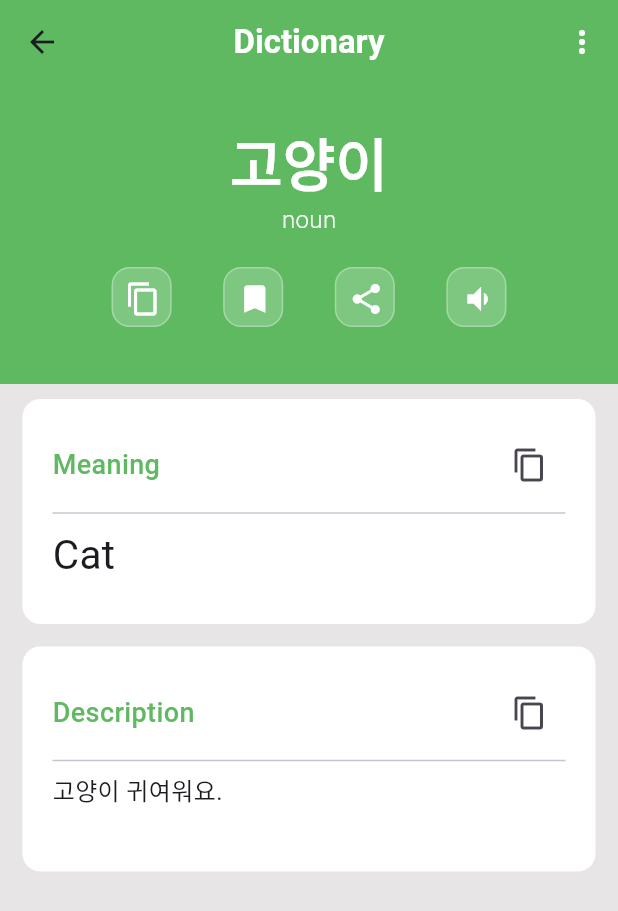
After one commit to HashiniDivyanjanee/dictionary, a Flutter app: the screen it shows after launch, after a tap on "View", on a phone screen of 412 x 824 dp. The commit adds this screen. Shown: the top 911 px of the screen. Run offline on Flutter 3.47's test engine with Material 3 defaults, Android fonts, the phone set to English and light mode, and no system bars; our stand-ins replace bloc, equatable, flutter_bloc, shared_preferences.

Commit message:
Refactor routing and navigation: comment out unused imports in routes_generator.dart; enhance Home screen with WordView navigation and new UI components including action buttons and display cards.

```diff
--- a/lib/app/routes/routes_generator.dart
+++ b/lib/app/routes/routes_generator.dart
@@ -1,27 +1,27 @@
-import 'package:dictionary/app/routes/app_routes.dart';
-import 'package:dictionary/presentation/page/addWordScreen/Screen/enter_screen.dart';
-import 'package:dictionary/presentation/page/home/screen/home.dart';
-import 'package:go_router/go_router.dart';
+// import 'package:dictionary/app/routes/app_routes.dart';
+// import 'package:dictionary/presentation/page/addWordScreen/Screen/enter_screen.dart';
+// import 'package:dictionary/presentation/page/home/screen/home.dart';
+// import 'package:go_router/go_router.dart';
 
-final GoRouter router = GoRouter(
-  initialLocation: AppRoutes.home,
-  routes: [
-    ShellRoute(
-      builder: (context, state, child) {
-        return MainWrapper(child: child);
-      },
-      routes: [
-        GoRoute(
-          path: AppRoutes.home,
-          name: 'Home',
-          builder: (context, state) => Home(),
-        ),
-         GoRoute(
-          path: AppRoutes.addWord,
-          name: 'AddWord',
-          builder: (context, state) => AddWordScreen(),
-        ),
-      ],
-    ),
-  ],
-);
+// final GoRouter router = GoRouter(
+//   initialLocation: AppRoutes.home,
+//   routes: [
+//     ShellRoute(
+//       builder: (context, state, child) {
+//         return MainWrapper(child: child);
+//       },
+//       routes: [
+//         GoRoute(
+//           path: AppRoutes.home,
+//           name: 'Home',
+//           builder: (context, state) => Home(),
+//         ),
+//          GoRoute(
+//           path: AppRoutes.addWord,
+//           name: 'AddWord',
+//           builder: (context, state) => AddWordScreen(),
+//         ),
+//       ],
+//     ),
+//   ],
+// );
--- a/lib/presentation/page/home/screen/home.dart
+++ b/lib/presentation/page/home/screen/home.dart
@@ -1,5 +1,6 @@
 import 'package:dictionary/presentation/bloc/word_bloc_bloc.dart';
 import 'package:dictionary/data/model/wordEntry.dart';
+import 'package:dictionary/presentation/page/wordView/screen/word_view.dart';
 import 'package:dictionary/presentation/widget/button/bottom_naav_bar.dart';
 import 'package:dictionary/presentation/page/addWordScreen/Screen/enter_screen.dart';
 import 'package:dictionary/presentation/page/home/widget/appBar_widget.dart';
@@ -16,7 +17,6 @@ class Home extends StatefulWidget {
 }
 
 class _HomeState extends State<Home> {
-
   @override
   Widget build(BuildContext context) {
     return Scaffold(
@@ -42,7 +42,19 @@ class _HomeState extends State<Home> {
             },
             child: Text("Next"),
           ),
+
+          ElevatedButton(
+            onPressed: () {
+              Navigator.push(
+                context,
+                MaterialPageRoute(builder: (context) => WordView()),
+              );
+            },
+            child: Text("View"),
+          ),
+
           SizedBox(height: 10),
+
           Expanded(
             child: BlocBuilder<WordBlocBloc, WordBlocState>(
               builder: (context, state) {
--- a/lib/presentation/page/home/widget/appBar_widget.dart
+++ b/lib/presentation/page/home/widget/appBar_widget.dart
@@ -2,19 +2,20 @@
 import 'package:flutter/material.dart';
 
 class appBar_widget extends StatelessWidget implements PreferredSizeWidget{
+  final String? title;
   const appBar_widget({
-    super.key,
+    super.key, this.title,
   });
 
   @override
   Widget build(BuildContext context) {
     return AppBar(
       title: Text(
-        "Korean Dictionary",
+        title ?? "Dictionary",
         style: TextStyle(fontWeight: FontWeight.bold, color: Colors.white),
       ),
       centerTitle: true,
-      backgroundColor: Colors.cyan[300],
+      backgroundColor: Color.fromARGB(255, 94, 185, 97),
       actions: [
         IconButton(onPressed: () {
 
--- a/lib/presentation/page/home/widget/searchBar_widget.dart
+++ b/lib/presentation/page/home/widget/searchBar_widget.dart
@@ -10,7 +10,7 @@ class SearchBarWidget extends StatelessWidget {
   Widget build(BuildContext context) {
     return Container(
       height: 90,
-      decoration: BoxDecoration(color: Colors.cyan[300]),
+      decoration: BoxDecoration(color: Color.fromARGB(255, 94, 185, 97),),
       child: Padding(
         padding: const EdgeInsets.only(right: 20, left: 20, top: 10),
         child: TextField(
--- /dev/null
+++ b/lib/presentation/page/wordView/screen/word_view.dart
@@ -0,0 +1,66 @@
+import 'package:dictionary/presentation/page/home/widget/appBar_widget.dart';
+import 'package:dictionary/presentation/page/wordView/widget/actionButton.dart';
+import 'package:dictionary/presentation/page/wordView/widget/display_card.dart';
+import 'package:dictionary/presentation/page/wordView/widget/mainWord.dart';
+import 'package:dictionary/presentation/page/wordView/widget/secondTitle.dart';
+import 'package:flutter/material.dart';
+
+class WordView extends StatefulWidget {
+  const WordView({super.key});
+
+  @override
+  State<WordView> createState() => _WordViewState();
+}
+
+class _WordViewState extends State<WordView> {
+  @override
+  Widget build(BuildContext context) {
+    return Scaffold(
+      appBar: appBar_widget(),
+      body: Column(
+        children: [
+          Container(
+            width: double.infinity,
+            height: 200,
+            decoration: BoxDecoration(color: Color.fromARGB(255, 94, 185, 97)),
+            child: Padding(
+              padding: const EdgeInsets.only(top: 25),
+              child: Column(
+                children: [
+                  mainWord(),
+                  secondTitle(),
+                  SizedBox(height: 20),
+                  Padding(
+                    padding: const EdgeInsets.only(left: 40, right: 40),
+                    child: _build_action_button_row(),
+                  ),
+                ],
+              ),
+            ),
+          ),
+          SizedBox(height: 10),
+          display_card(header: 'Meaning', meaning: 'Cat'),
+          SizedBox(height: 15,),
+          display_card(header: 'Description', meaning: '고양이 귀여워요.', fontSize: 16,),
+        ],
+      ),
+    );
+  }
+}
+
+class _build_action_button_row extends StatelessWidget {
+  const _build_action_button_row({super.key});
+
+  @override
+  Widget build(BuildContext context) {
+    return Row(
+      mainAxisAlignment: MainAxisAlignment.spaceEvenly,
+      children: [
+        buildActionButton(onPressed: () {}, icon: Icons.copy),
+        buildActionButton(onPressed: () {}, icon: Icons.bookmark),
+        buildActionButton(onPressed: () {}, icon: Icons.share),
+        buildActionButton(onPressed: () {}, icon: Icons.volume_down_sharp),
+      ],
+    );
+  }
+}
--- /dev/null
+++ b/lib/presentation/page/wordView/widget/actionButton.dart
@@ -0,0 +1,25 @@
+import 'package:flutter/material.dart';
+
+class buildActionButton extends StatelessWidget {
+  final VoidCallback onPressed;
+  final IconData icon;
+  const buildActionButton({
+    super.key,
+    required this.onPressed,
+    required this.icon,
+  });
+
+  @override
+  Widget build(BuildContext context) {
+    return Container(
+      width: 40,
+      height: 40,
+      decoration: BoxDecoration(
+        color: Colors.white.withOpacity(0.2),
+        borderRadius: BorderRadius.circular(12),
+        border: Border.all(color: Colors.white.withOpacity(0.3), width: 1),
+      ),
+      child: IconButton(onPressed: onPressed, icon: Icon(icon,color: Colors.white,)),
+    );
+  }
+}
--- /dev/null
+++ b/lib/presentation/page/wordView/widget/display_card.dart
@@ -0,0 +1,58 @@
+import 'package:flutter/material.dart';
+
+class display_card extends StatelessWidget {
+  final String header;
+  final String meaning;
+  final double? fontSize;
+  const display_card({
+    super.key,
+    required this.header,
+    required this.meaning,
+    this.fontSize,
+  });
+
+  @override
+  Widget build(BuildContext context) {
+    return Padding(
+      padding: const EdgeInsets.only(right: 15, left: 15),
+      child: Container(
+        width: double.infinity,
+        height: 150,
+        decoration: BoxDecoration(
+          borderRadius: BorderRadius.circular(12),
+          color: Colors.white,
+        ),
+
+        child: Padding(
+          padding: const EdgeInsets.all(20),
+          child: Column(
+            children: [
+              Row(
+                mainAxisAlignment: MainAxisAlignment.spaceBetween,
+                children: [
+                  Text(
+                    header,
+                    style: TextStyle(
+                      color: Color.fromARGB(255, 94, 185, 97),
+                      fontWeight: FontWeight.w500,
+                      fontSize: 18,
+                    ),
+                  ),
+                  IconButton(onPressed: () {}, icon: Icon(Icons.copy)),
+                ],
+              ),
+              Divider(),
+              Align(
+                alignment: Alignment.centerLeft,
+                child: Text(
+                  meaning,
+                  style: TextStyle(fontSize: fontSize ?? 27),
+                ),
+              ),
+            ],
+          ),
+        ),
+      ),
+    );
+  }
+}
--- /dev/null
+++ b/lib/presentation/page/wordView/widget/mainWord.dart
@@ -0,0 +1,19 @@
+import 'package:flutter/material.dart';
+
+class mainWord extends StatelessWidget {
+  const mainWord({
+    super.key,
+  });
+
+  @override
+  Widget build(BuildContext context) {
+    return Text(
+      "고양이",
+      style: TextStyle(
+        fontWeight: FontWeight.bold,
+        fontSize: 38,
+        color: Colors.white,
+      ),
+    );
+  }
+}
--- /dev/null
+++ b/lib/presentation/page/wordView/widget/secondTitle.dart
@@ -0,0 +1,19 @@
+import 'package:flutter/material.dart';
+
+class secondTitle extends StatelessWidget {
+  const secondTitle({
+    super.key,
+  });
+
+  @override
+  Widget build(BuildContext context) {
+    return Text(
+      "noun",
+      style: TextStyle(
+        fontWeight: FontWeight.w300,
+        fontSize: 16,
+        color: Colors.white,
+      ),
+    );
+  }
+}
```
